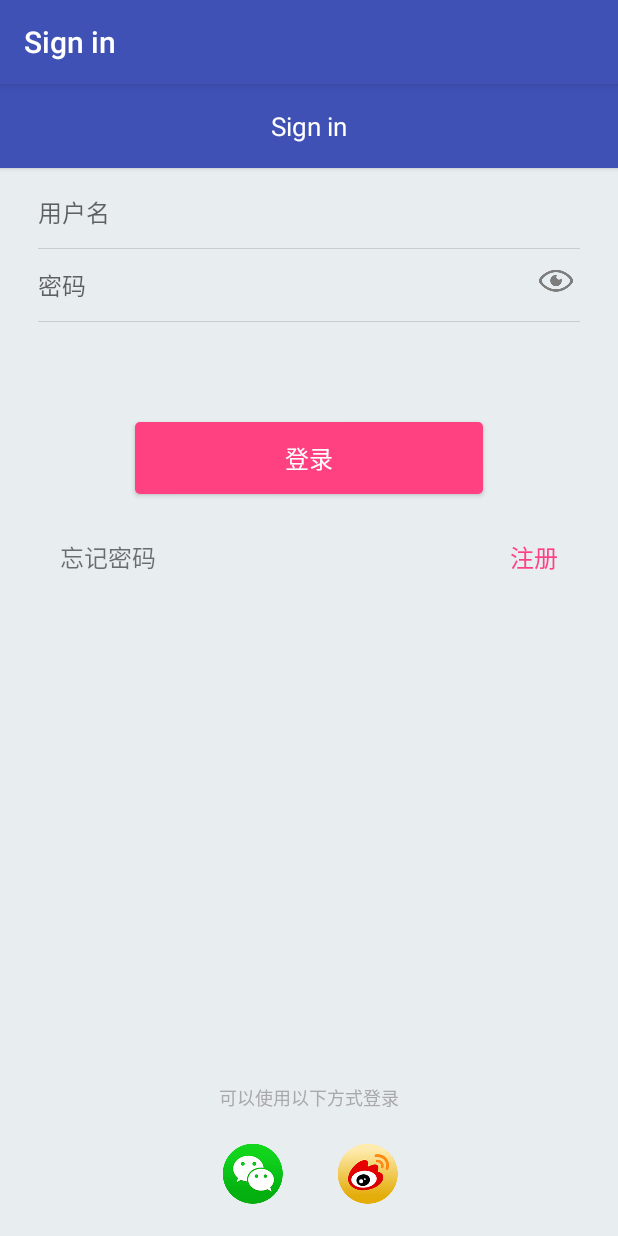
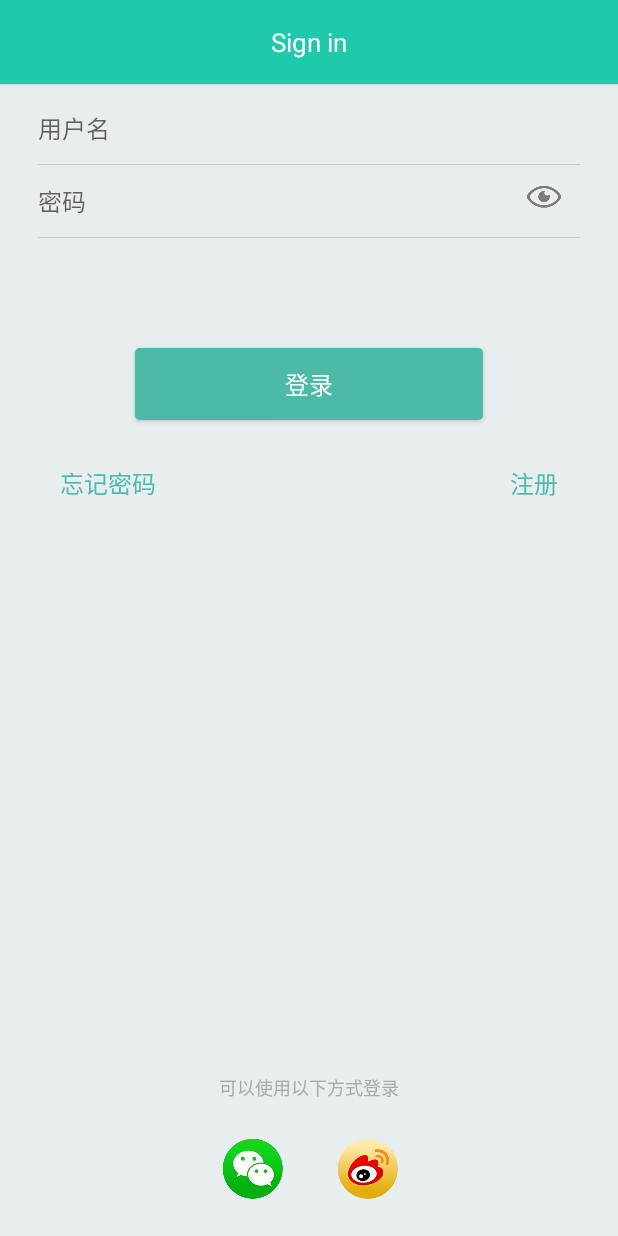
Before and after one commit to wyntonchin/QinUtil, an Android app: the LoginActivity screen opened directly, with no data from a screen before it, on a phone screen of 412 x 824 dp. Run offline under Robolectric (Android 15) with nearby library versions, the light colour scheme and no system bars; libraries missing offline, so code that uses them is left out: com.facebook.stetho, com.squareup.leakcanary.

Commit message:
注册界面

```diff
--- a/HiAccount/build.gradle
+++ b/HiAccount/build.gradle
@@ -31,5 +31,6 @@ dependencies {
     implementation project(':base')
     implementation 'com.android.support:appcompat-v7:28.0.0'
     implementation 'com.android.support:design:28.0.0'
+    implementation 'com.android.support.constraint:constraint-layout:1.1.3'
 
 }
--- a/HiAccount/src/main/AndroidManifest.xml
+++ b/HiAccount/src/main/AndroidManifest.xml
@@ -10,10 +10,13 @@
         android:allowBackup="true"
         android:label="@string/app_name"
         android:supportsRtl="true"
-        android:theme="@style/AppTheme">
+        android:theme="@style/BaseTheme">
         <activity
             android:name=".LoginActivity"
             android:label="@string/title_activity_login"></activity>
+        <activity
+            android:name=".RegisterMobileActivity"
+            android:label="@string/hi_account_register"></activity>
     </application>
 
 </manifest>
--- a/HiAccount/src/main/java/com/hisense/hitv/account/LoginActivity.java
+++ b/HiAccount/src/main/java/com/hisense/hitv/account/LoginActivity.java
@@ -24,6 +24,7 @@ import android.widget.ImageView;
 import android.widget.TextView;
 
 import com.hismart.base.BaseToolbarCompatActivity;
+import com.hismart.base.LogUtil;
 
 import java.io.IOException;
 import java.util.regex.Matcher;
@@ -57,15 +58,21 @@ public class LoginActivity extends BaseToolbarCompatActivity {
 
         ed_username = findViewById(R.id.username);
         ed_password = findViewById(R.id.password);
+        ed_password.setInputType(InputType.TYPE_CLASS_TEXT | InputType.TYPE_TEXT_VARIATION_PASSWORD);
 
         tx_findpwd = findViewById(R.id.forget_password);
         tx_register = findViewById(R.id.register_now);
+        tx_register.setOnClickListener(v -> {
+            LogUtil.d(TAG, "Prepare to register");
+            Intent it_register;
+            it_register = new Intent(this.getApplicationContext(), RegisterMobileActivity.class);
+            LoginActivity.this.startActivity(it_register);
+        });
         btn_login = findViewById(R.id.btn_login);
         btn_pwd_dis = findViewById(R.id.btn_pwd_display);
         btn_wechat_login = findViewById(R.id.img_wechat);
         btn_sinablog_login = findViewById(R.id.img_sina_blog);
 
-        ed_password.setInputType(InputType.TYPE_CLASS_TEXT | InputType.TYPE_TEXT_VARIATION_PASSWORD);
     }
 
     @Override
--- a/HiAccount/src/main/res/layout/activity_login.xml
+++ b/HiAccount/src/main/res/layout/activity_login.xml
@@ -33,7 +33,7 @@
         android:layout_width="match_parent"
         android:layout_height="48dp"
         android:layout_marginLeft="25dp"
-        android:layout_marginRight="25dp"
+        android:layout_marginRight="80dp"
         android:hint="@string/hi_account_input_pwd"
         android:imeOptions="actionDone"
         android:inputType="textPassword"
@@ -53,11 +53,13 @@
 
     <ImageButton
         android:id="@+id/btn_pwd_display"
-        android:layout_width="wrap_content"
-        android:layout_height="wrap_content"
-        android:layout_marginRight="25dp"
+        android:layout_width="48dp"
+        android:layout_height="48dp"
+        android:layout_marginEnd="25dp"
         android:layout_marginBottom="5dp"
-        android:background="@drawable/ic_account_login_pwd_display"
+        android:scaleType="centerInside"
+        android:src="@drawable/ic_account_login_pwd_display"
+        android:background="#00000000"
         app:layout_constraintBottom_toBottomOf="@+id/password"
         app:layout_constraintEnd_toEndOf="parent"
         app:layout_constraintTop_toTopOf="@+id/line1" />
@@ -90,6 +92,7 @@
         android:text="@string/hi_account_forget_password"
         android:layout_marginTop="30dp"
         android:layout_marginLeft="40dp"
+        android:textColor="@color/baseColorAccent"
         app:layout_constraintStart_toStartOf="parent"
         app:layout_constraintTop_toBottomOf="@+id/btn_login" />
 
@@ -101,7 +104,7 @@
         android:textSize="16dp"
         android:singleLine="true"
         android:text="@string/hi_account_register"
-        android:textColor="@color/colorAccent"
+        android:textColor="@color/baseColorAccent"
         android:layout_marginRight="40dp"
         android:layout_marginTop="30dp"
         app:layout_constraintEnd_toEndOf="parent"
--- a/HiAccount/src/main/res/values/strings.xml
+++ b/HiAccount/src/main/res/values/strings.xml
@@ -20,4 +20,8 @@
     <string name="hi_account_input_username">用户名</string>
     <string name="hi_account_input_pwd">密码</string>
     <string name="hi_account_login_with_other_methods">可以使用以下方式登录</string>
+    <string name="hi_account_please_input_phone_number">请输入手机号</string>
+    <string name="hi_account_phone_number">手机号</string>
+    <string name="hi_account_approve_hisense_account">"同意海信账户的"</string>
+    <string name="hi_account_user_agreement">"用户协议"</string>
 </resources>
--- a/HiAccount/src/main/res/values/styles.xml
+++ b/HiAccount/src/main/res/values/styles.xml
@@ -1,11 +1,11 @@
 <resources>
 
     <!-- Base application theme. -->
-    <style name="AppTheme" parent="Base.Theme.AppCompat.Light.DarkActionBar">
+    <style name="AppTheme" parent="Theme.AppCompat.Light.NoActionBar">
         <!-- Customize your theme here. -->
-        <item name="colorPrimary">@color/colorPrimary</item>
-        <item name="colorPrimaryDark">@color/colorPrimaryDark</item>
-        <item name="colorAccent">@color/colorAccent</item>
+        <item name="colorPrimary">@color/baseColorPrimary</item>
+        <item name="colorPrimaryDark">@color/baseColorPrimaryDark</item>
+        <item name="colorAccent">@color/baseColorAccent</item>
     </style>
 
 </resources>
--- a/NotificationDemo/src/main/res/values/styles.xml
+++ b/NotificationDemo/src/main/res/values/styles.xml
@@ -3,9 +3,9 @@
     <!-- Base application theme. -->
     <style name="AppTheme" parent="Theme.AppCompat.Light.DarkActionBar">
         <!-- Customize your theme here. -->
-        <item name="colorPrimary">@color/colorPrimary</item>
-        <item name="colorPrimaryDark">@color/colorPrimaryDark</item>
-        <item name="colorAccent">@color/colorAccent</item>
+        <item name="colorPrimary">@color/baseColorPrimary</item>
+        <item name="colorPrimaryDark">@color/baseColorPrimaryDark</item>
+        <item name="colorAccent">@color/baseColorAccent</item>
     </style>
 
 </resources>
--- a/app/build.gradle
+++ b/app/build.gradle
@@ -14,6 +14,12 @@ android {
             moduleName "dev_logic"
             abiFilters "armeabi-v7a"
         }
+    }
+
+    lintOptions {
+        //action-view 警告问题 https://blog.csdn.net/u013323018/article/details/82835241
+        disable 'GoogleAppIndexingWarning'
+        baseline file("lint-baseline.xml")
     }
     externalNativeBuild{
         ndkBuild{
--- a/app/src/main/res/values/colors.xml
+++ b/app/src/main/res/values/colors.xml
@@ -2,5 +2,5 @@
 <resources>
     <color name="colorPrimary">#3F51B5</color>
     <color name="colorPrimaryDark">#303F9F</color>
-    <color name="colorAccent">#FF4081</color>
+    <color name="colorAccent">#4CBAA7</color>
 </resources>
--- a/app/src/main/res/values/styles.xml
+++ b/app/src/main/res/values/styles.xml
@@ -1,11 +1,11 @@
 <resources>
 
     <!-- Base application theme. -->
-    <style name="AppTheme" parent="Theme.AppCompat.Light.DarkActionBar">
+    <style name="AppTheme" parent="Theme.AppCompat.Light.NoActionBar">
         <!-- Customize your theme here. -->
-        <item name="colorPrimary">@color/colorPrimary</item>
-        <item name="colorPrimaryDark">@color/colorPrimaryDark</item>
-        <item name="colorAccent">@color/colorAccent</item>
+        <item name="colorPrimary">@color/baseColorPrimary</item>
+        <item name="colorPrimaryDark">@color/baseColorPrimaryDark</item>
+        <item name="colorAccent">@color/baseColorAccent</item>
         <item name="dialogCornerRadius">10dp</item>
     </style>
 
--- a/base/src/main/res/drawable/shape_btn_normal_bg.xml
+++ b/base/src/main/res/drawable/shape_btn_normal_bg.xml
@@ -4,6 +4,6 @@
      <!-- 设置圆角矩形 -->
      <corners android:radius="3dp" />
 
-     <solid android:color="@color/colorAccent" />
+     <solid android:color="@color/baseColorAccent" />
 
  </shape>
--- a/base/src/main/res/drawable/shape_btn_press_bg.xml
+++ b/base/src/main/res/drawable/shape_btn_press_bg.xml
@@ -4,6 +4,6 @@
      <!-- 设置圆角矩形 -->
      <corners android:radius="3dp" />
 
-     <solid android:color="@color/colorAccentDark" />
+     <solid android:color="@color/baseColorAccentDark" />
 
  </shape>
--- a/base/src/main/res/layout/base_activity_toolbar.xml
+++ b/base/src/main/res/layout/base_activity_toolbar.xml
@@ -10,7 +10,7 @@
         android:layout_width="match_parent"
         android:layout_height="?actionBarSize"
         android:elevation="2dp"
-        android:background="@color/colorPrimary">
+        android:background="@color/baseColorPrimary">
 
         <TextView
             android:id="@+id/toolbar_left_title"
--- a/base/src/main/res/values/colors.xml
+++ b/base/src/main/res/values/colors.xml
@@ -1,7 +1,7 @@
 <?xml version="1.0" encoding="utf-8"?>
 <resources>
-    <color name="colorPrimary">#008577</color>
-    <color name="colorPrimaryDark">#00574B</color>
-    <color name="colorAccent">#4CBAA7</color>
-    <color name="colorAccentDark">#087C68</color>
+    <color name="baseColorPrimary">#FF1FC9AC</color>
+    <color name="baseColorPrimaryDark">#FF1FC9AC</color>
+    <color name="baseColorAccent">#4CBAA7</color>
+    <color name="baseColorAccentDark">#087C68</color>
 </resources>
--- a/base/src/main/res/values/styles.xml
+++ b/base/src/main/res/values/styles.xml
@@ -1,11 +1,11 @@
 <resources>
 
     <!-- Base application theme. -->
-    <style name="AppTheme" parent="Theme.AppCompat.Light.NoActionBar">
+    <style name="BaseTheme" parent="Theme.AppCompat.Light.NoActionBar">
         <!-- Customize your theme here. -->
-        <item name="colorPrimary">@color/colorPrimary</item>
-        <item name="colorPrimaryDark">@color/colorPrimaryDark</item>
-        <item name="colorAccent">@color/colorAccent</item>
+        <item name="colorPrimary">@color/baseColorPrimary</item>
+        <item name="colorPrimaryDark">@color/baseColorPrimaryDark</item>
+        <item name="colorAccent">@color/baseColorAccent</item>
     </style>
 
 </resources>
```
Also changed, not shown: app/src/main/AndroidManifest.xml (+10 -0 lines).
